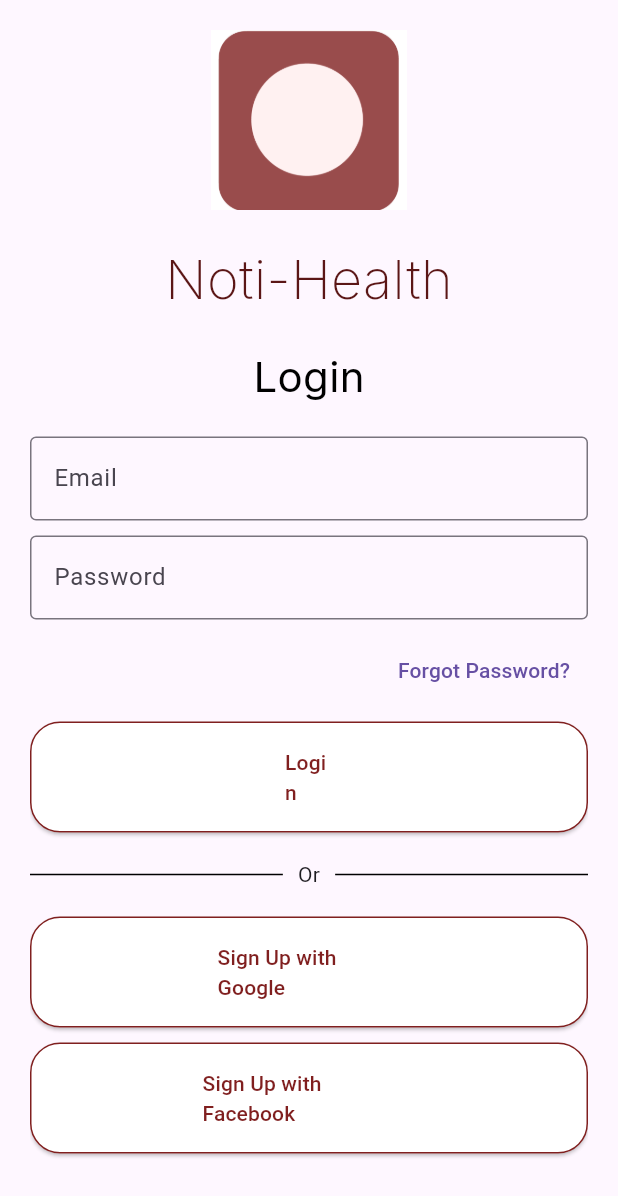
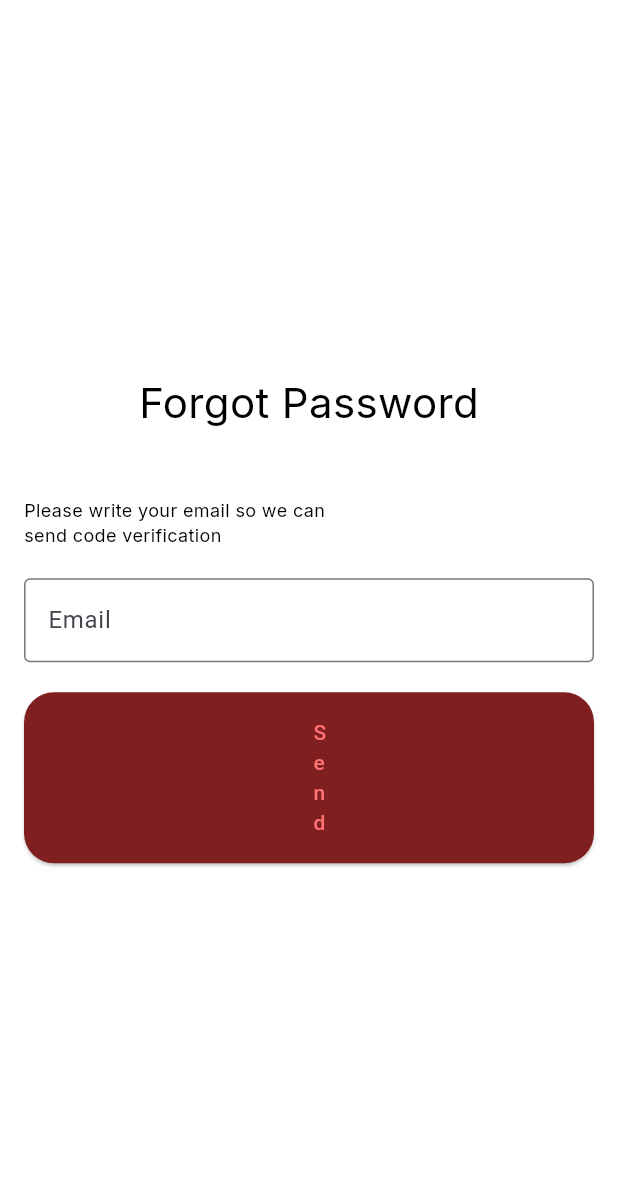
Before and after one commit to slurpiena/flutter_app_notihealth, a Flutter app: the screen it shows after launch, after a tap on "Forgot Password?", on a phone screen of 412 x 824 dp. Shown: the top 1196 px of the screen. Run offline on Flutter 3.47's test engine with Material 3 defaults, Android fonts, the phone set to English and light mode, and no system bars; our stand-ins replace flutter_svg, google_fonts.

Commit message:
signup, forgot, verification

```diff
--- a/lib/autentifikasi/loginpage.dart
+++ b/lib/autentifikasi/loginpage.dart
@@ -1,4 +1,6 @@
 import 'package:flutter/material.dart';
+import 'package:flutter_application_notihealth/autentifikasi/signuppage.dart'; // Impor halaman baru
+import 'package:flutter_application_notihealth/forgot%20pw/forgotpasswordpage.dart';
 import 'package:google_fonts/google_fonts.dart';
 
 class Loginpage extends StatefulWidget {
@@ -22,6 +24,7 @@ class LoginPage extends StatelessWidget {
   @override
   Widget build(BuildContext context) {
     return Scaffold(
+      backgroundColor: Colors.white,
       body: Padding(
         padding: const EdgeInsets.all(20.0),
         child: Center(
@@ -63,7 +66,12 @@ class LoginPage extends StatelessWidget {
                 Align(
                   alignment: Alignment.centerRight,
                   child: TextButton(
-                    onPressed: () {},
+                    onPressed: () {
+                      Navigator.push(
+                        context,
+                        MaterialPageRoute(builder: (context) => ForgotPasswordPage()),
+                      );
+                    },
                     child: const Text('Forgot Password?'),
                   ),
                 ),
@@ -136,7 +144,12 @@ class LoginPage extends StatelessWidget {
                 ),
                 SizedBox(height: 20),
                 TextButton(
-                  onPressed: () {},
+                  onPressed: () {
+                    Navigator.push(
+                      context,
+                      MaterialPageRoute(builder: (context) => SignUpPage()),
+                    );
+                  },
                   child: Text("Don't have an account? Sign up"),
                 ),
               ],
--- /dev/null
+++ b/lib/forgot pw/forgotpasswordpage.dart
@@ -0,0 +1,79 @@
+import 'package:flutter/material.dart';
+import 'package:flutter_application_notihealth/forgot%20pw/verificationpage.dart';
+import 'package:google_fonts/google_fonts.dart';
+
+void main() {
+  runApp(MyApp());
+}
+
+class MyApp extends StatelessWidget {
+  @override
+  Widget build(BuildContext context) {
+    return MaterialApp(
+      home: ForgotPasswordPage(),
+    );
+  }
+}
+
+class ForgotPasswordPage extends StatelessWidget {
+  @override
+  Widget build(BuildContext context) {
+    return Scaffold(
+      backgroundColor: Colors.white,
+      body: Padding(
+        padding: const EdgeInsets.all(16.0),
+        child: Column(
+          mainAxisAlignment: MainAxisAlignment.center,
+          children: [
+            Text(
+              'Forgot Password',
+              style: GoogleFonts.inter(
+                fontSize: 28,
+                fontWeight: FontWeight.normal,
+                color: Colors.black,
+              ),
+            ),
+            SizedBox(height: 43),
+            Container(
+              alignment: Alignment.centerLeft,
+              child: Text(
+                'Please write your email so we can\nsend code verification',
+                style: GoogleFonts.inter(
+                  fontSize: 12,
+                  fontWeight: FontWeight.normal,
+                  color: Colors.black,
+                ),
+              ),
+            ),
+            SizedBox(height: 20),
+            TextField(
+              decoration: InputDecoration(
+                border: OutlineInputBorder(),
+                labelText: 'Email',
+              ),
+            ),
+            SizedBox(height: 20),
+            ElevatedButton(
+              onPressed: () {
+                Navigator.push(
+                  context,
+                  MaterialPageRoute(builder: (context) => VerificationScreen()),
+                );
+              },
+              // Add your onPressed code here
+              child: Text('Send'),
+              style: ElevatedButton.styleFrom(
+                foregroundColor: Color(0xFFFF7373),
+                backgroundColor: Color(0xFF801F1F), // Text Color (Foreground color)
+                shape: RoundedRectangleBorder(
+                  borderRadius: BorderRadius.circular(20), // Rounded button
+                ),
+                padding: EdgeInsets.symmetric(horizontal: 193, vertical: 17),
+              ),
+            ),
+          ],
+        ),
+      ),
+    );
+  }
+}
```
Also changed, not shown: lib/autentifikasi/signuppage.dart (added, +132 -0 lines), lib/forgot pw/verificationpage.dart (added, +164 -0 lines), lib/autentifikasi/signup.dart (deleted).
